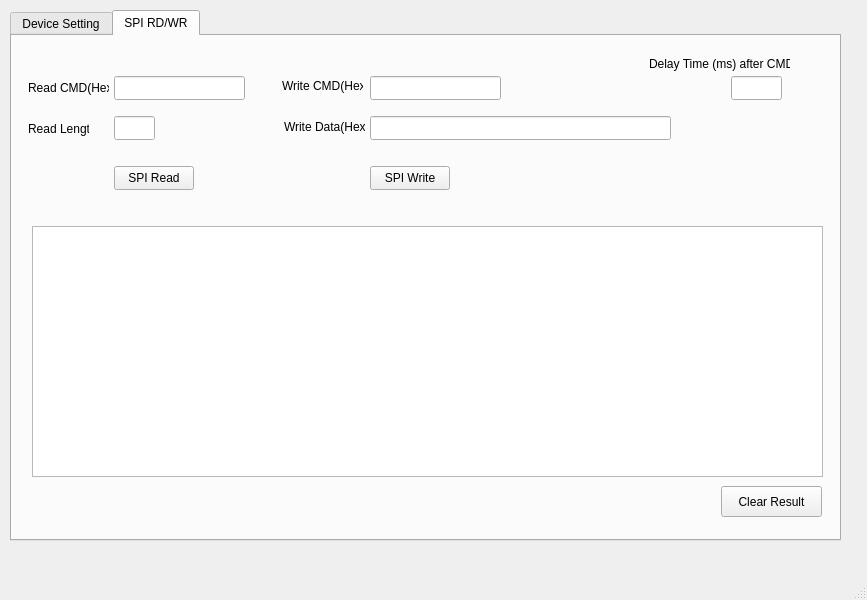
Above: mainwindow.ui from Goldenchen1012/Usb2uisApp before the change. Below: the same form after it.
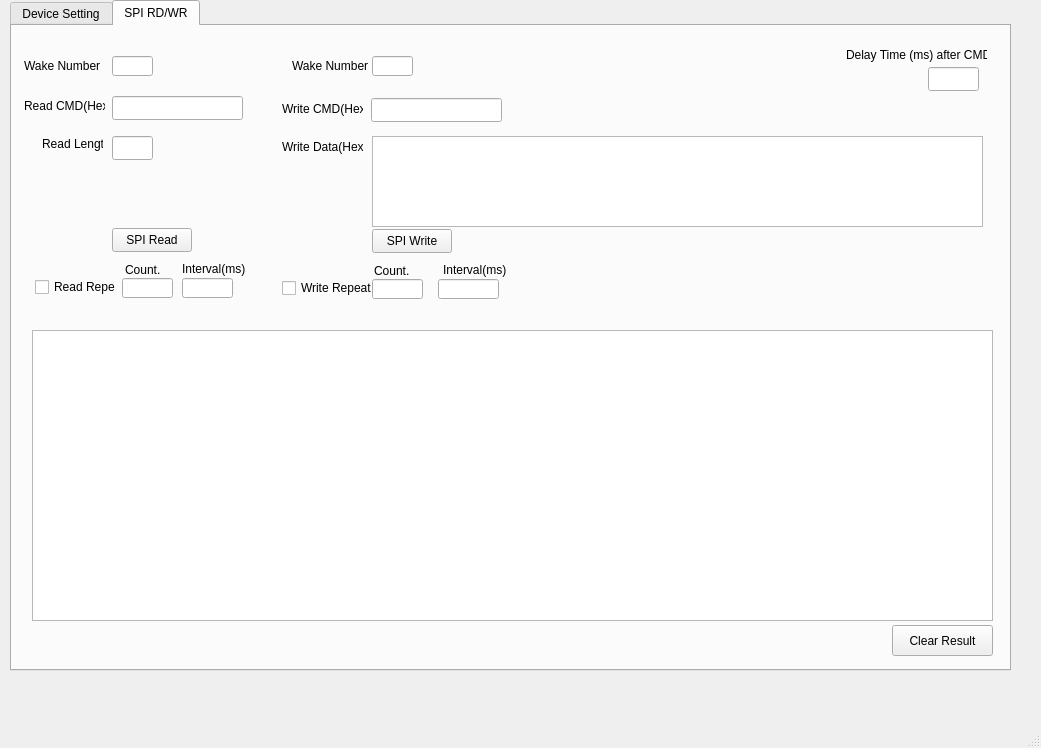
That is the form after the change.

Commit message: Add SPI RD/WR Repeat  and time interval.

What changed in the file:
```diff
--- a/mainwindow.ui
+++ b/mainwindow.ui
@@ -6,8 +6,8 @@
    <rect>
     <x>0</x>
     <y>0</y>
-    <width>867</width>
-    <height>600</height>
+    <width>1041</width>
+    <height>748</height>
    </rect>
   </property>
   <property name="windowTitle">
@@ -18,9 +18,9 @@
     <property name="geometry">
      <rect>
       <x>10</x>
-      <y>10</y>
-      <width>831</width>
-      <height>531</height>
+      <y>0</y>
+      <width>1001</width>
+      <height>671</height>
      </rect>
     </property>
     <property name="currentIndex">
@@ -104,8 +104,8 @@
      <widget class="QLineEdit" name="lineReadCmd">
       <property name="geometry">
        <rect>
-        <x>102</x>
-        <y>40</y>
+        <x>100</x>
+        <y>70</y>
         <width>131</width>
         <height>24</height>
        </rect>
@@ -114,8 +114,8 @@
      <widget class="QLineEdit" name="lineReadBytes">
       <property name="geometry">
        <rect>
-        <x>102</x>
-        <y>80</y>
+        <x>100</x>
+        <y>110</y>
         <width>41</width>
         <height>24</height>
        </rect>
@@ -124,28 +124,18 @@
      <widget class="QLineEdit" name="lineWriteCmd">
       <property name="geometry">
        <rect>
-        <x>358</x>
-        <y>40</y>
+        <x>359</x>
+        <y>72</y>
         <width>131</width>
         <height>24</height>
        </rect>
       </property>
      </widget>
-     <widget class="QLineEdit" name="lineWriteData">
-      <property name="geometry">
-       <rect>
-        <x>358</x>
-        <y>80</y>
-        <width>301</width>
-        <height>24</height>
-       </rect>
-      </property>
-     </widget>
      <widget class="QPushButton" name="btnSpiRead">
       <property name="geometry">
        <rect>
-        <x>102</x>
-        <y>130</y>
+        <x>100</x>
+        <y>202</y>
         <width>80</width>
         <height>24</height>
        </rect>
@@ -157,8 +147,8 @@
      <widget class="QPushButton" name="btnSpiWrite">
       <property name="geometry">
        <rect>
-        <x>358</x>
-        <y>130</y>
+        <x>360</x>
+        <y>203</y>
         <width>80</width>
         <height>24</height>
        </rect>
@@ -171,17 +161,17 @@
       <property name="geometry">
        <rect>
         <x>20</x>
-        <y>190</y>
-        <width>791</width>
-        <height>251</height>
+        <y>304</y>
+        <width>961</width>
+        <height>291</height>
        </rect>
       </property>
      </widget>
      <widget class="QLineEdit" name="lineSpiDelayMs">
       <property name="geometry">
        <rect>
-        <x>719</x>
-        <y>40</y>
+        <x>916</x>
+        <y>41</y>
         <width>51</width>
         <height>24</height>
        </rect>
@@ -190,8 +180,8 @@
      <widget class="QLabel" name="label">
       <property name="geometry">
        <rect>
-        <x>637</x>
-        <y>20</y>
+        <x>834</x>
+        <y>21</y>
         <width>141</width>
         <height>16</height>
        </rect>
@@ -203,8 +193,8 @@
      <widget class="QLabel" name="label_2">
       <property name="geometry">
        <rect>
-        <x>16</x>
-        <y>44</y>
+        <x>12</x>
+        <y>72</y>
         <width>81</width>
         <height>16</height>
        </rect>
@@ -216,8 +206,8 @@
      <widget class="QLabel" name="label_3">
       <property name="geometry">
        <rect>
-        <x>16</x>
-        <y>85</y>
+        <x>30</x>
+        <y>110</y>
         <width>61</width>
         <height>16</height>
        </rect>
@@ -230,7 +220,7 @@
       <property name="geometry">
        <rect>
         <x>270</x>
-        <y>40</y>
+        <y>73</y>
         <width>81</width>
         <height>20</height>
        </rect>
@@ -242,8 +232,8 @@
      <widget class="QLabel" name="label_5">
       <property name="geometry">
        <rect>
-        <x>272</x>
-        <y>83</y>
+        <x>270</x>
+        <y>113</y>
         <width>81</width>
         <height>16</height>
        </rect>
@@ -255,8 +245,8 @@
      <widget class="QPushButton" name="btnClearResult">
       <property name="geometry">
        <rect>
-        <x>709</x>
-        <y>450</y>
+        <x>880</x>
+        <y>599</y>
         <width>101</width>
         <height>31</height>
        </rect>
@@ -265,6 +255,180 @@
        <string>Clear Result</string>
       </property>
      </widget>
+     <widget class="QLineEdit" name="lineDummyCount">
+      <property name="geometry">
+       <rect>
+        <x>100</x>
+        <y>30</y>
+        <width>41</width>
+        <height>20</height>
+       </rect>
+      </property>
+     </widget>
+     <widget class="QLabel" name="label_6">
+      <property name="geometry">
+       <rect>
+        <x>12</x>
+        <y>32</y>
+        <width>81</width>
+        <height>16</height>
+       </rect>
+      </property>
+      <property name="text">
+       <string>Wake Number</string>
+      </property>
+     </widget>
+     <widget class="QLineEdit" name="lineDummyCount_2">
+      <property name="geometry">
+       <rect>
+        <x>360</x>
+        <y>30</y>
+        <width>41</width>
+        <height>20</height>
+       </rect>
+      </property>
+     </widget>
+     <widget class="QLabel" name="label_7">
+      <property name="geometry">
+       <rect>
+        <x>280</x>
+        <y>32</y>
+        <width>81</width>
+        <height>16</height>
+       </rect>
+      </property>
+      <property name="text">
+       <string>Wake Number</string>
+      </property>
+     </widget>
+     <widget class="QCheckBox" name="chkReadRepeatEnable">
+      <property name="geometry">
+       <rect>
+        <x>23</x>
+        <y>252</y>
+        <width>81</width>
+        <height>18</height>
+       </rect>
+      </property>
+      <property name="text">
+       <string>Read Repeat</string>
+      </property>
+     </widget>
+     <widget class="QLineEdit" name="lineReadRepeatCount">
+      <property name="geometry">
+       <rect>
+        <x>110</x>
+        <y>252</y>
+        <width>51</width>
+        <height>20</height>
+       </rect>
+      </property>
+     </widget>
+     <widget class="QLineEdit" name="lineReadRepeatInterval">
+      <property name="geometry">
+       <rect>
+        <x>170</x>
+        <y>252</y>
+        <width>51</width>
+        <height>20</height>
+       </rect>
+      </property>
+     </widget>
+     <widget class="QCheckBox" name="chkWriteRepeatEnable">
+      <property name="geometry">
+       <rect>
+        <x>270</x>
+        <y>253</y>
+        <width>91</width>
+        <height>18</height>
+       </rect>
+      </property>
+      <property name="text">
+       <string>Write Repeat</string>
+      </property>
+     </widget>
+     <widget class="QLineEdit" name="lineWriteRepeatCount">
+      <property name="geometry">
+       <rect>
+        <x>360</x>
+        <y>253</y>
+        <width>51</width>
+        <height>20</height>
+       </rect>
+      </property>
+     </widget>
+     <widget class="QLineEdit" name="lineWriteRepeatInterval">
+      <property name="geometry">
+       <rect>
+        <x>426</x>
+        <y>253</y>
+        <width>61</width>
+        <height>20</height>
+       </rect>
+      </property>
+     </widget>
+     <widget class="QLabel" name="label_8">
+      <property name="geometry">
+       <rect>
+        <x>113</x>
+        <y>238</y>
+        <width>47</width>
+        <height>12</height>
+       </rect>
+      </property>
+      <property name="text">
+       <string>Count.</string>
+      </property>
+     </widget>
+     <widget class="QLabel" name="label_9">
+      <property name="geometry">
+       <rect>
+        <x>362</x>
+        <y>239</y>
+        <width>47</width>
+        <height>12</height>
+       </rect>
+      </property>
+      <property name="text">
+       <string>Count.</string>
+      </property>
+     </widget>
+     <widget class="QLabel" name="label_10">
+      <property name="geometry">
+       <rect>
+        <x>170</x>
+        <y>235</y>
+        <width>71</width>
+        <height>16</height>
+       </rect>
+      </property>
+      <property name="text">
+       <string>Interval(ms)</string>
+      </property>
+     </widget>
+     <widget class="QLabel" name="label_11">
+      <property name="geometry">
+       <rect>
+        <x>431</x>
+        <y>236</y>
+        <width>71</width>
+        <height>16</height>
+       </rect>
+      </property>
+      <property name="text">
+       <string>Interval(ms)</string>
+      </property>
+     </widget>
+     <widget class="QPlainTextEdit" name="textWriteData">
+      <property name="geometry">
+       <rect>
+        <x>360</x>
+        <y>110</y>
+        <width>611</width>
+        <height>91</height>
+       </rect>
+      </property>
+     </widget>
     </widget>
    </widget>
   </widget>
```
Left out of the diff: 2 changed lines with no effect on the pictures. The commit also changes 1 other file.
